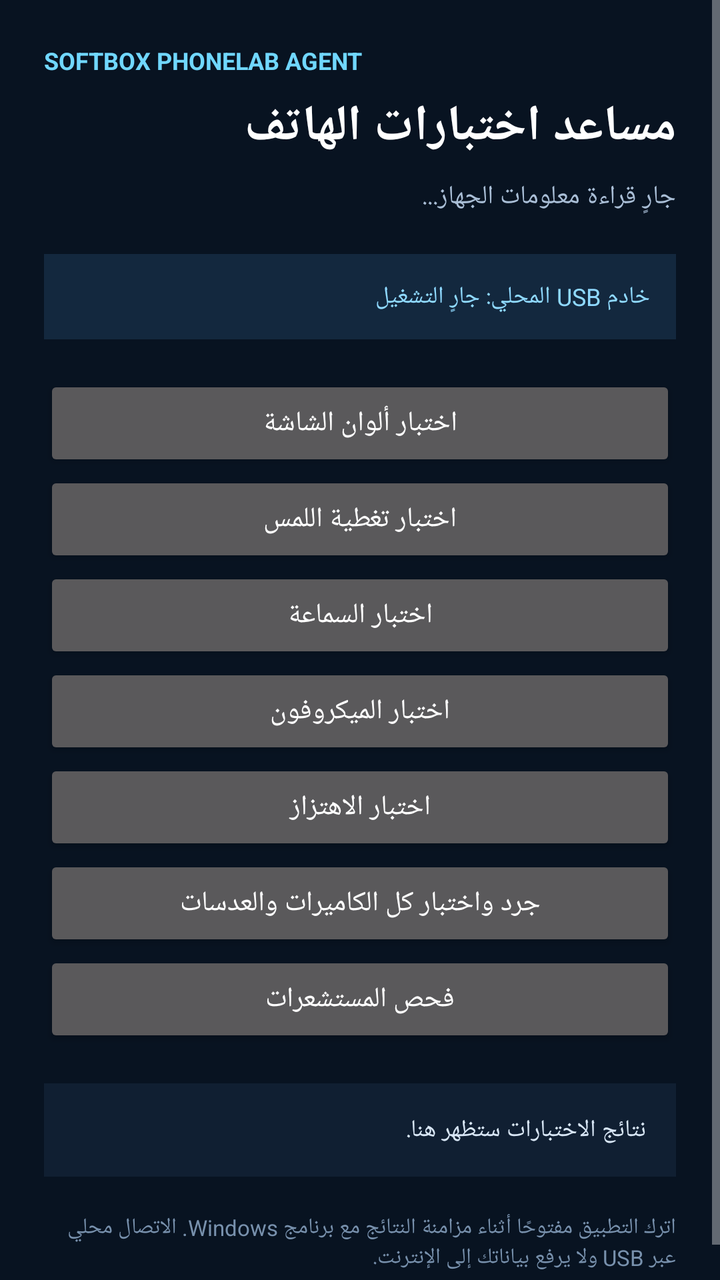
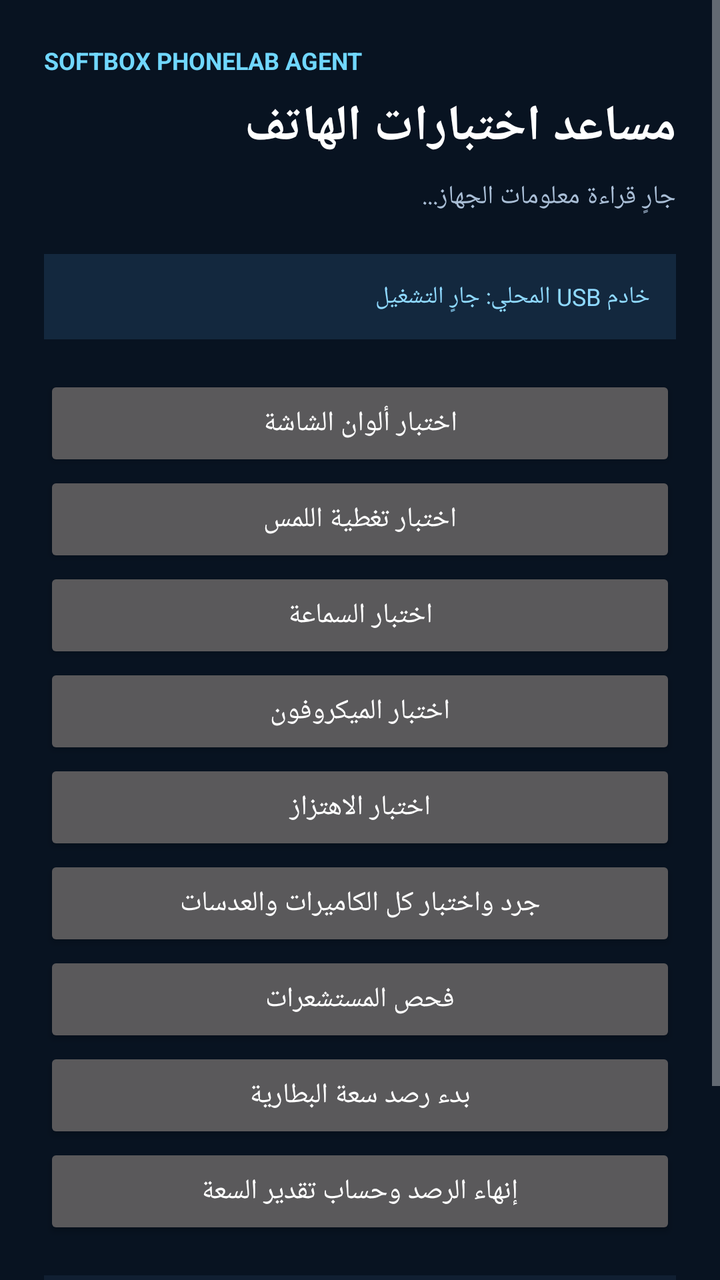

Two renders of the same Android screen: before a commit and after it. Below are the layout's source before the change and the commit's diff.
<!-- AndroidManifest.xml: application theme android:Theme.Material.NoActionBar -->
<!-- res/layout/activity_main.xml -->
<?xml version="1.0" encoding="utf-8"?>
<ScrollView xmlns:android="http://schemas.android.com/apk/res/android"
    android:layout_width="match_parent"
    android:layout_height="match_parent"
    android:background="#081321"
    android:fillViewport="true">
    <LinearLayout
        android:layout_width="match_parent"
        android:layout_height="wrap_content"
        android:orientation="vertical"
        android:padding="22dp">
        <TextView android:layout_width="match_parent" android:layout_height="wrap_content"
            android:text="SOFTBOX PHONELAB AGENT" android:textColor="#70D7FF"
            android:textSize="12sp" android:textStyle="bold"/>
        <TextView android:layout_width="match_parent" android:layout_height="wrap_content"
            android:text="مساعد اختبارات الهاتف" android:textColor="#FFFFFF"
            android:textSize="25sp" android:textStyle="bold" android:layout_marginTop="8dp"/>
        <TextView android:id="@+id/deviceInfo" android:layout_width="match_parent"
            android:layout_height="wrap_content" android:text="جارٍ قراءة معلومات الجهاز..."
            android:textColor="#A9BED6" android:textSize="13sp" android:layout_marginTop="9dp"
            android:layout_marginBottom="20dp"/>
        <TextView android:id="@+id/bridgeState" android:layout_width="match_parent"
            android:layout_height="wrap_content" android:text="خادم USB المحلي: جارٍ التشغيل"
            android:textColor="#8FD9FF" android:textSize="12sp"
            android:background="#13283E" android:padding="13dp" android:layout_marginBottom="18dp"/>
        <Button android:id="@+id/testDisplay" android:layout_width="match_parent" android:layout_height="wrap_content" android:text="اختبار ألوان الشاشة"/>
        <Button android:id="@+id/testTouch" android:layout_width="match_parent" android:layout_height="wrap_content" android:text="اختبار تغطية اللمس"/>
        <Button android:id="@+id/testSpeaker" android:layout_width="match_parent" android:layout_height="wrap_content" android:text="اختبار السماعة"/>
        <Button android:id="@+id/testMicrophone" android:layout_width="match_parent" android:layout_height="wrap_content" android:text="اختبار الميكروفون"/>
        <Button android:id="@+id/testVibration" android:layout_width="match_parent" android:layout_height="wrap_content" android:text="اختبار الاهتزاز"/>
        <Button android:id="@+id/testCamera" android:layout_width="match_parent" android:layout_height="wrap_content" android:text="جرد واختبار كل الكاميرات والعدسات"/>
        <Button android:id="@+id/testSensors" android:layout_width="match_parent" android:layout_height="wrap_content" android:text="فحص المستشعرات"/>
        <TextView android:id="@+id/results" android:layout_width="match_parent"
            android:layout_height="wrap_content" android:text="نتائج الاختبارات ستظهر هنا."
            android:textColor="#D9E7F6" android:textSize="12sp"
            android:background="#101F32" android:padding="15dp" android:layout_marginTop="18dp"/>
        <TextView android:layout_width="match_parent" android:layout_height="wrap_content"
            android:text="اترك التطبيق مفتوحًا أثناء مزامنة النتائج مع برنامج Windows. الاتصال محلي عبر USB ولا يرفع بياناتك إلى الإنترنت."
            android:textColor="#7891AD" android:textSize="11sp" android:layout_marginTop="18dp"/>
    </LinearLayout>
</ScrollView>
<!-- resources referenced by this layout -->
<resources>

</resources>

<!-- the commit's change to res/layout/activity_main.xml (unified diff, before → after) -->
@@ -30,6 +30,8 @@
         <Button android:id="@+id/testVibration" android:layout_width="match_parent" android:layout_height="wrap_content" android:text="اختبار الاهتزاز"/>
         <Button android:id="@+id/testCamera" android:layout_width="match_parent" android:layout_height="wrap_content" android:text="جرد واختبار كل الكاميرات والعدسات"/>
         <Button android:id="@+id/testSensors" android:layout_width="match_parent" android:layout_height="wrap_content" android:text="فحص المستشعرات"/>
+        <Button android:id="@+id/startBatteryCapacity" android:layout_width="match_parent" android:layout_height="wrap_content" android:text="بدء رصد سعة البطارية"/>
+        <Button android:id="@+id/finishBatteryCapacity" android:layout_width="match_parent" android:layout_height="wrap_content" android:text="إنهاء الرصد وحساب تقدير السعة"/>
         <TextView android:id="@+id/results" android:layout_width="match_parent"
             android:layout_height="wrap_content" android:text="نتائج الاختبارات ستظهر هنا."
             android:textColor="#D9E7F6" android:textSize="12sp"
